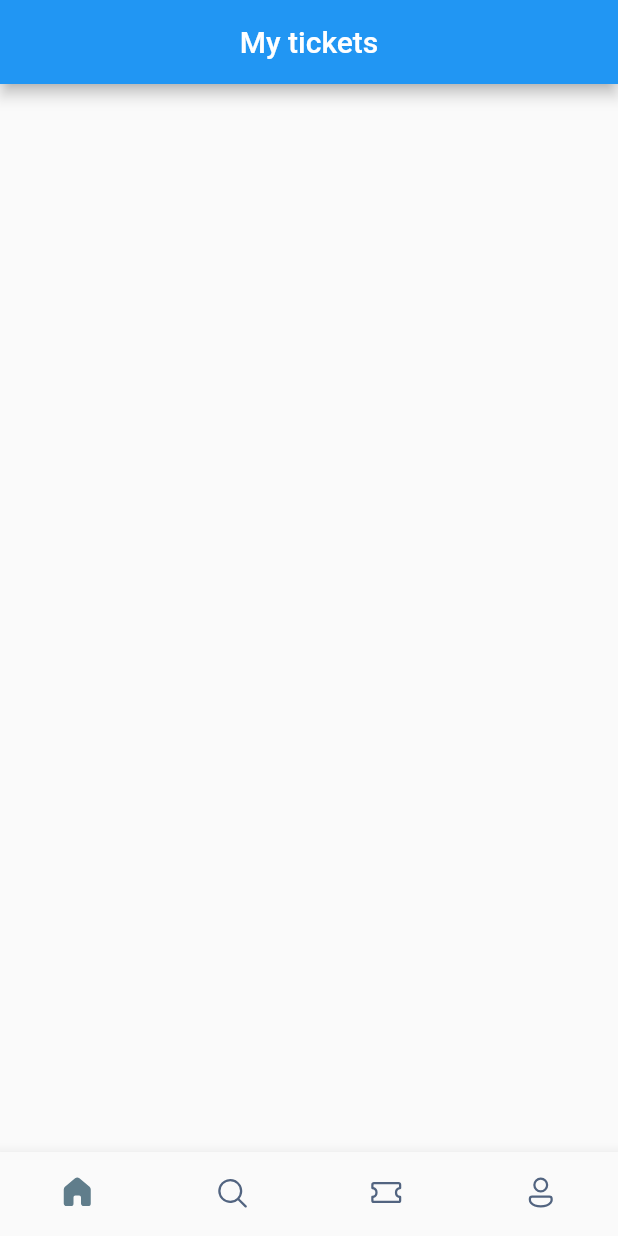
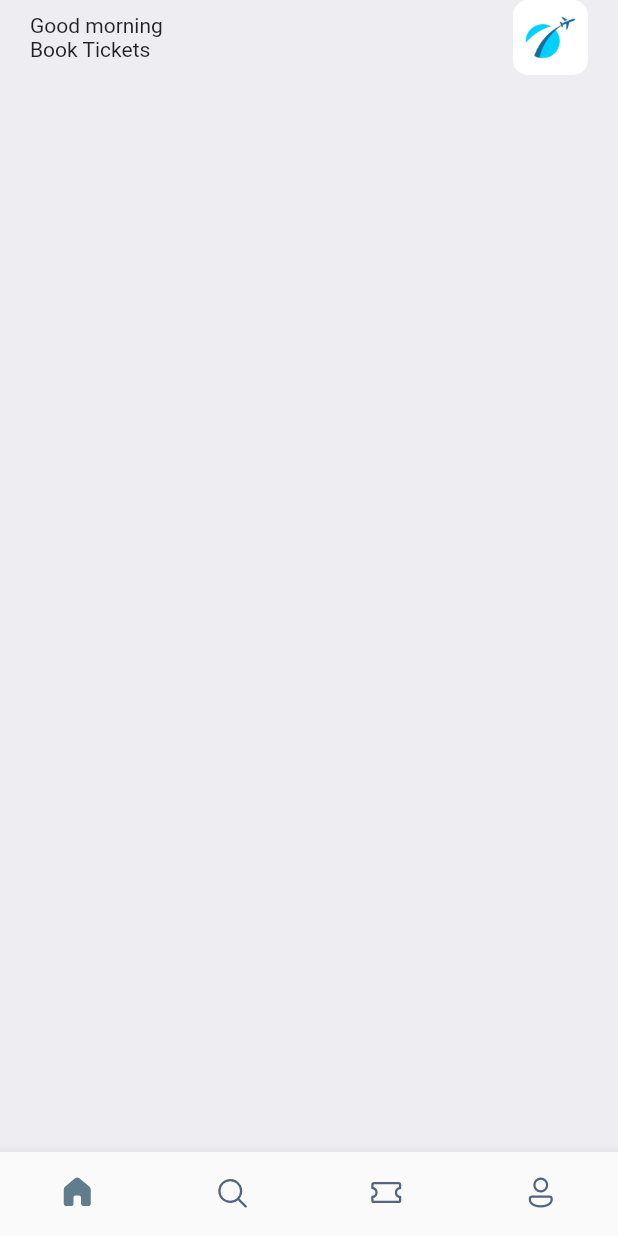
Before and after one commit to mehrdad03/booktickets, a Flutter app: the screen it shows after launch, on a phone screen of 412 x 824 dp. Run offline on Flutter 3.47's test engine with Material 2 defaults, Android fonts, the phone set to English and light mode, and no system bars; our stand-ins replace fluentui_icons.

Commit message:
add style as class to project

```diff
--- a/lib/main.dart
+++ b/lib/main.dart
@@ -1,4 +1,5 @@
 import 'package:booktickets/screens/bottom_bar.dart';
+import 'package:booktickets/utils/app_styles.dart';
 import 'package:flutter/material.dart';
 
 void main() {
@@ -12,9 +13,10 @@ class MyApp extends StatelessWidget {
   @override
   Widget build(BuildContext context) {
     return MaterialApp(
+      debugShowCheckedModeBanner: false,
       title: 'Flutter Demo',
       theme: ThemeData(
-        primarySwatch: Colors.blue,
+        primaryColor: primary,
       ),
       home: const BottomBar(),
     );
--- a/lib/screens/bottom_bar.dart
+++ b/lib/screens/bottom_bar.dart
@@ -31,10 +31,7 @@ class _BottomBarState extends State<BottomBar> {
   @override
   Widget build(BuildContext context) {
     return Scaffold(
-      appBar: AppBar(
-        centerTitle: true,
-        title: const Text("My tickets"),
-      ),
+
       body: Center(
         child: _widgetOptions[_selectedIndex],
       ),
--- a/lib/screens/home_screen.dart
+++ b/lib/screens/home_screen.dart
@@ -1,10 +1,51 @@
 import 'package:flutter/cupertino.dart';
+import 'package:flutter/material.dart';
 
 class HomeScreen extends StatelessWidget {
   const HomeScreen({Key? key}) : super(key: key);
 
   @override
   Widget build(BuildContext context) {
-    return Container();
+    return Scaffold(
+      backgroundColor: const Color(0xFFeeedf2),
+      body: ListView(
+        children: [
+          Padding(
+            padding: const EdgeInsets.symmetric(horizontal: 20),
+            child: Container(
+              child: Column(
+                children: [
+                  Row(
+                    mainAxisAlignment: MainAxisAlignment.spaceBetween,
+
+                    children: [
+                      Column(
+                        crossAxisAlignment: CrossAxisAlignment.start,
+                        children: const [
+                          Text(
+                            'Good morning',
+                          ),
+                          Text(
+                            'Book Tickets',
+                          )
+                        ],
+                      ),
+                      Container(
+                        width: 50,
+                        height: 50,
+                        decoration: BoxDecoration(
+                            borderRadius: BorderRadius.circular(10),
+                            image: const DecorationImage(
+                                image: AssetImage("assets/images/img_1.png"))),
+                      )
+                    ],
+                  )
+                ],
+              ),
+            ),
+          )
+        ],
+      ),
+    );
   }
 }
--- a/pubspec.yaml
+++ b/pubspec.yaml
@@ -61,9 +61,8 @@ flutter:
   uses-material-design: true
 
   # To add assets to your application, add an assets section, like this:
-  # assets:
-  #   - images/a_dot_burr.jpeg
-  #   - images/a_dot_ham.jpeg
+  assets:
+    - assets/images/
 
   # An image asset can refer to one or more resolution-specific "variants", see
   # https://flutter.dev/assets-and-images/#resolution-aware
```
Also changed, not shown: lib/utils/app_styles.dart (added, +21 -0 lines), assets/images/img.png (added), assets/images/img_1.png (added), assets/images/one.png (added), assets/images/sit.jpg (added), assets/images/three.png (added), assets/images/two.png (added), assets/images/visa.png (added).
